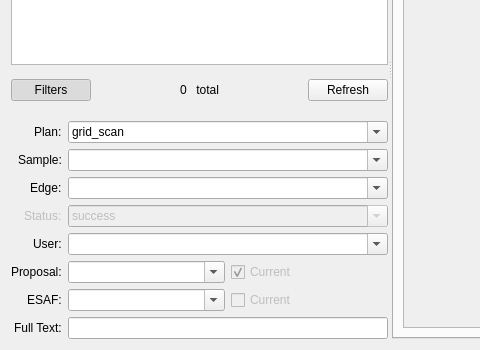
First picture: the form in src/firefly/run_browser.ui, repository spc-group/haven, before the edit; both pictures show x 0 to 480 and y 212 to 562 of the 1244 by 562 pixel window.
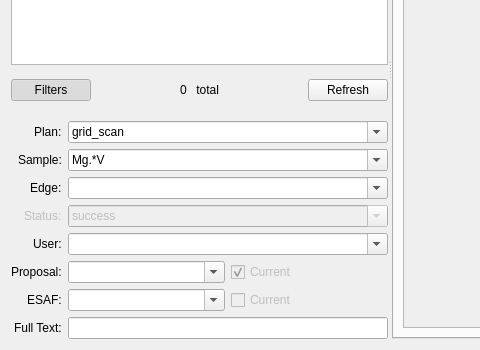
Second picture: the form after the edit. The open tabs and pages were chosen to show the change. Custom widgets are drawn as their Qt base class.

Patch:
```diff
--- a/src/firefly/run_browser.ui
+++ b/src/firefly/run_browser.ui
@@ -219,7 +219,7 @@
                <bool>true</bool>
               </property>
               <property name="currentText">
-               <string/>
+               <string>Mg.*V</string>
               </property>
              </widget>
             </item>
```
Left out of the diff: 4 changed lines with no effect on the pictures.
